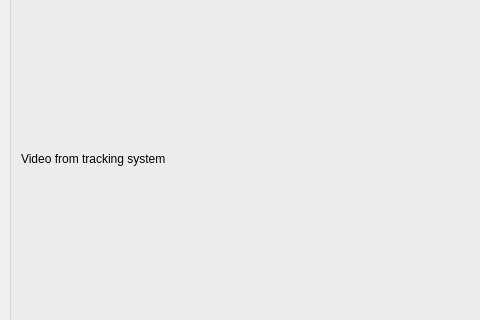
This is main_window.ui in amurphy4/SwarmVirtualisation as Qt 5 draws it before an edit; both pictures show x 0 to 480 and y 140 to 460 of the 1280 by 720 pixel window. The edited form follows.
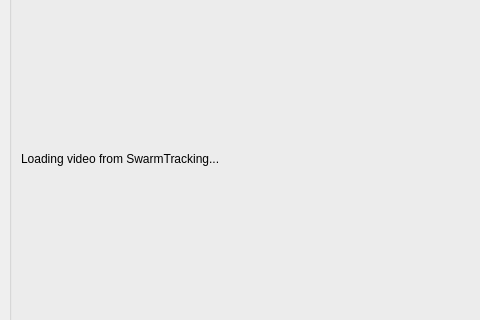
This is the edited form.

What changed in the file:
```diff
--- a/main_window.ui
+++ b/main_window.ui
@@ -27,7 +27,7 @@
        <item>
         <widget class="QLabel" name="camera_label">
          <property name="text">
-          <string>Video from tracking system</string>
+          <string>Loading video from SwarmTracking...</string>
          </property>
         </widget>
        </item>
```
